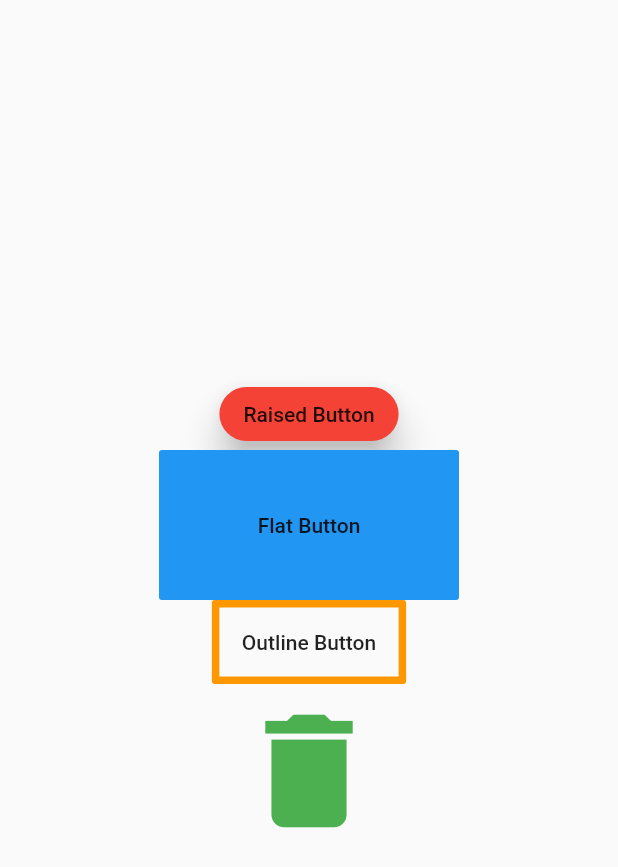
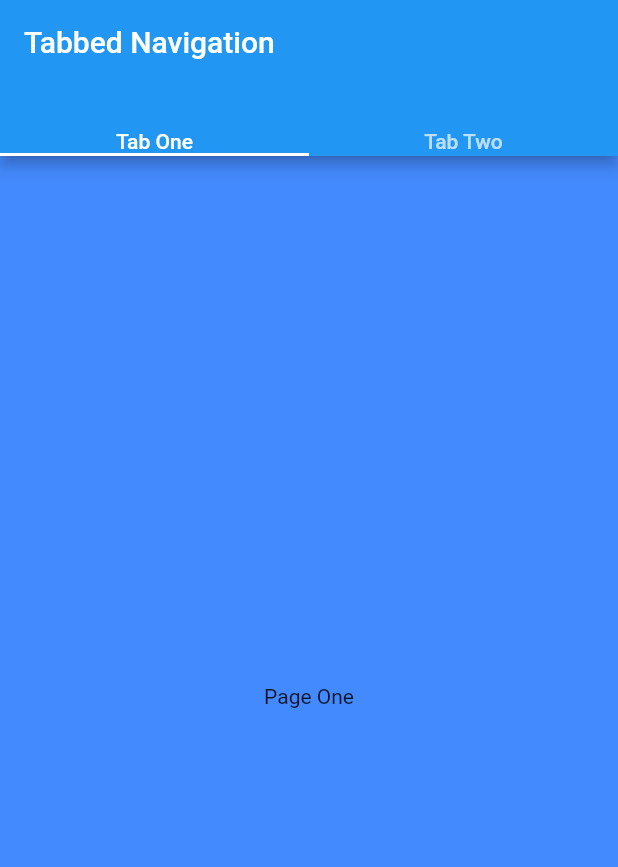
Before and after one commit to HardikThakkar94/YouTube, a Flutter app: the screen it shows after launch, on a phone screen of 412 x 824 dp. Shown: the top 867 px of the screen. Run offline on Flutter 3.47's test engine with Material 2 defaults, Android fonts, the phone set to English and light mode, and no system bars.

Commit message:
Tabbed Navigation in Flutter

```diff
--- a/lib/main.dart
+++ b/lib/main.dart
@@ -1,5 +1,4 @@
 import 'package:flutter/material.dart';
-import 'package:flutter/rendering.dart';
 
 void main() {
   runApp(MyApp());
@@ -10,62 +9,41 @@ class MyApp extends StatelessWidget {
   Widget build(BuildContext context) {
     return MaterialApp(
       debugShowCheckedModeBanner: false,
-      home: ButtonPage(),
+      home: TabBarDemo(),
     );
   }
 }
 
-class ButtonPage extends StatelessWidget {
+class TabBarDemo extends StatelessWidget {
   @override
   Widget build(BuildContext context) {
-    return SafeArea(
-        child: Scaffold(
-      body: Container(
-        width: MediaQuery.of(context).size.width,
-        child: Column(
-          crossAxisAlignment: CrossAxisAlignment.center,
-          mainAxisAlignment: MainAxisAlignment.center,
-          children: [
-            RaisedButton(
-              onPressed: (){},
-              child: Text('Raised Button'),
-              color: Colors.red,
-              shape: RoundedRectangleBorder(
-                borderRadius: BorderRadius.circular(20)
-              ),
-              elevation: 10,
-
-            ),
-            FlatButton(
-              onPressed: (){},
-              child: Text('Flat Button'),
-              color: Colors.blue,
-              minWidth: 200,
-              height: 100,
-            ),
-            OutlineButton(
-              onPressed: (){},
-              child: Text('Outline Button'),
-              padding: EdgeInsets.all(20),
-              disabledBorderColor: Colors.red,
-              highlightedBorderColor: Colors.green,
-              borderSide: BorderSide(
-                width: 5,
-                color: Colors.orange
-              ),
-
-            ),
-            IconButton(
-              icon: Icon(
-                Icons.delete,
-                color: Colors.green,
-              ),
-              onPressed: (){},
-              iconSize: 100,
-              splashRadius: 100
-            )
+    return DefaultTabController(length: 2, child: Scaffold(
+      appBar: AppBar(
+        title: Text("Tabbed Navigation"),
+        bottom: TabBar(
+          tabs: [
+            Text("Tab One"),
+            Text("Tab Two"),
           ],
         ),
+      ),
+      body: TabBarView(
+        children: [
+          Container(
+            alignment: Alignment.center,
+            color: Colors.blueAccent,
+            width: MediaQuery.of(context).size.width,
+            height: MediaQuery.of(context).size.height,
+            child: Text("Page One"),
+          ),
+          Container(
+            alignment: Alignment.center,
+            color: Colors.red,
+            width: MediaQuery.of(context).size.width,
+            height: MediaQuery.of(context).size.height,
+            child: Text("Page Two"),
+          ),
+        ],
       ),
     ));
   }
```
Also changed, not shown: pubspec.lock.
